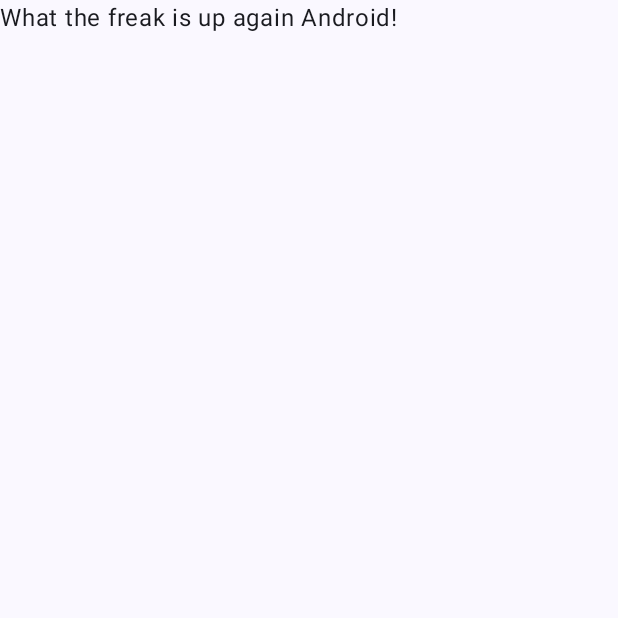
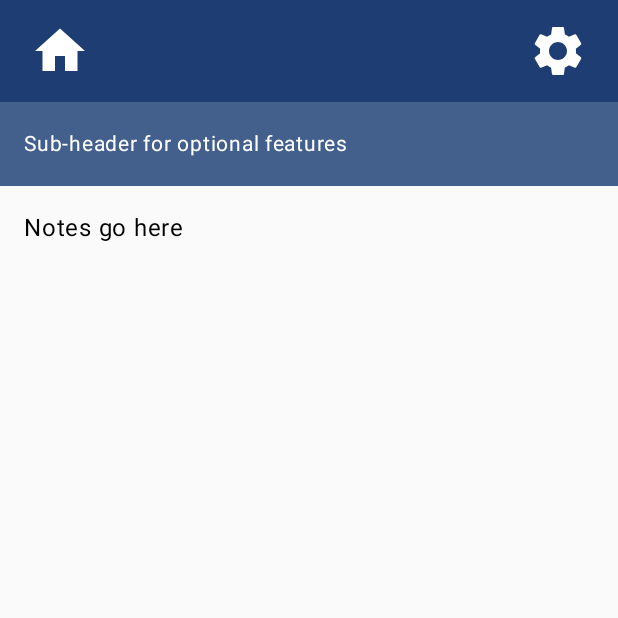
Before and after one commit to Axebow2/NoteTakingApp, an Android app built with Jetpack Compose: the screen it shows after launch (MainActivity), on a phone screen of 412 x 824 dp, the top half of it. Run offline under Robolectric (Android 15) with nearby library versions, the phone set to English and light mode, and no system bars.

Commit message:
Created home page with Header, Sub Header and a space for future content. Added basic compose navigation which means that the home button and settings button are functional. There is also a basic settings page used to test navigation. No errors found so far

```diff
--- a/app/build.gradle.kts
+++ b/app/build.gradle.kts
@@ -5,12 +5,12 @@ plugins {
 
 android {
     namespace = "com.example.notetakingapp"
-    compileSdk = 34
+    compileSdk = 36
 
     defaultConfig {
         applicationId = "com.example.notetakingapp"
         minSdk = 21
-        targetSdk = 34
+        targetSdk = 36
         versionCode = 1
         versionName = "1.0"
 
@@ -59,6 +59,7 @@ dependencies {
     implementation(libs.androidx.ui.graphics)
     implementation(libs.androidx.ui.tooling.preview)
     implementation(libs.androidx.material3)
+    implementation(libs.androidx.navigation.compose)
     testImplementation(libs.junit)
     androidTestImplementation(libs.androidx.junit)
     androidTestImplementation(libs.androidx.espresso.core)
--- a/app/src/main/java/com/example/notetakingapp/MainActivity.kt
+++ b/app/src/main/java/com/example/notetakingapp/MainActivity.kt
@@ -3,44 +3,142 @@ package com.example.notetakingapp
 import android.os.Bundle
 import androidx.activity.ComponentActivity
 import androidx.activity.compose.setContent
-import androidx.compose.foundation.layout.fillMaxSize
-import androidx.compose.material3.MaterialTheme
-import androidx.compose.material3.Surface
-import androidx.compose.material3.Text
+import androidx.compose.foundation.background
+import androidx.compose.foundation.layout.*
+import androidx.compose.material.icons.Icons
+import androidx.compose.material.icons.filled.Home
+import androidx.compose.material.icons.filled.Settings
+import androidx.compose.material3.*
 import androidx.compose.runtime.Composable
+import androidx.compose.ui.Alignment
 import androidx.compose.ui.Modifier
+import androidx.compose.ui.graphics.Color
+import androidx.compose.ui.unit.dp
+import androidx.compose.ui.unit.sp
 import androidx.compose.ui.tooling.preview.Preview
 import com.example.notetakingapp.ui.theme.NoteTakingAppTheme
+import androidx.navigation.NavController
+import androidx.navigation.compose.NavHost
+import androidx.navigation.compose.composable
+import androidx.navigation.compose.rememberNavController
 
 class MainActivity : ComponentActivity() {
     override fun onCreate(savedInstanceState: Bundle?) {
         super.onCreate(savedInstanceState)
         setContent {
             NoteTakingAppTheme {
-                // A surface container using the 'background' color from the theme
-                Surface(
-                    modifier = Modifier.fillMaxSize(),
-                    color = MaterialTheme.colorScheme.background
-                ) {
-                    Greeting("Android")
-                }
+                AppNavigation()
             }
         }
     }
 }
 
 @Composable
-fun Greeting(name: String, modifier: Modifier = Modifier) {
-    Text(
-        text = "What the freak is up again $name!",
-        modifier = modifier
-    )
+fun AppNavigation() {
+    val navController = rememberNavController()
+
+    NavHost(navController = navController, startDestination = "home_screen") {
+        // Home screen route
+        composable("home_screen") {
+            HomePage(navController)
+        }
+
+        // Settings screen route
+        composable("settings_screen") {
+            SettingsPage(navController)
+        }
+    }
+
 }
 
-@Preview(showBackground = true)
 @Composable
-fun GreetingPreview() {
-    NoteTakingAppTheme {
-        Greeting("Android")
+fun HomePage(navController: NavController) {
+    Column(modifier = Modifier.fillMaxSize()) {
+        //Header
+        Header(navController)
+
+        //Sub-header
+        SubHeader()
+
+        //Main content
+        Box(
+            modifier = Modifier
+                .fillMaxSize()
+                .padding(16.dp),
+            contentAlignment = Alignment.TopStart
+        ) {
+            Text(text = "Notes go here")
+        }
     }
 }
+
+@Composable
+fun Header(navController: NavController) {
+    Row(
+        modifier = Modifier
+            .fillMaxWidth()
+            .height(68.dp)
+            .background(Color(0xFF1e3e73))
+            .padding(horizontal = 16.dp),
+        verticalAlignment = Alignment.CenterVertically,
+        horizontalArrangement = Arrangement.SpaceBetween
+    ) {
+        // Home Button
+        IconButton(onClick = {navController.navigate("home_screen")})
+        {
+            Icon(
+                imageVector = Icons.Default.Home,
+                contentDescription = "Home",
+                tint = Color.White,
+                modifier = Modifier.size(44.dp)
+            )
+        }
+
+        // Settings Button
+        IconButton(onClick = {navController.navigate("settings_screen")})
+        {
+            Icon(
+                imageVector = Icons.Default.Settings,
+                contentDescription = "Settings",
+                tint = Color.White,
+                modifier = Modifier.size(44.dp)
+            )
+        }
+    }
+}
+
+@Composable
+fun SubHeader() {
+    Box(
+        modifier = Modifier
+            .fillMaxWidth()
+            .height(56.dp)
+            .background(Color(0xFF435f8c)),
+        contentAlignment = Alignment.CenterStart
+    ) {
+        Text(
+            text = "Sub-header for optional features",
+            modifier = Modifier.padding(start = 16.dp),
+            color = Color.White,
+            fontSize = 14.sp
+        )
+    }
+}
+
+@Composable
+fun SettingsPage(navController: NavController) {
+    Column(modifier = Modifier.fillMaxSize()) {
+        //Header
+        Header(navController)
+
+        //Main content
+        Box(
+            modifier = Modifier
+                .fillMaxSize()
+                .padding(16.dp),
+            contentAlignment = Alignment.TopStart
+        ) {
+            Text(text = "Settings go here")
+        }
+    }
+}
--- a/gradle/libs.versions.toml
+++ b/gradle/libs.versions.toml
@@ -8,9 +8,11 @@ espressoCore = "3.6.1"
 lifecycleRuntimeKtx = "2.8.7"
 activityCompose = "1.10.1"
 composeBom = "2023.08.00"
+navigationCompose = "2.8.9"
 
 [libraries]
 androidx-core-ktx = { group = "androidx.core", name = "core-ktx", version.ref = "coreKtx" }
+androidx-navigation-compose = { module = "androidx.navigation:navigation-compose", version.ref = "navigationCompose" }
 junit = { group = "junit", name = "junit", version.ref = "junit" }
 androidx-junit = { group = "androidx.test.ext", name = "junit", version.ref = "junitVersion" }
 androidx-espresso-core = { group = "androidx.test.espresso", name = "espresso-core", version.ref = "espressoCore" }
```
